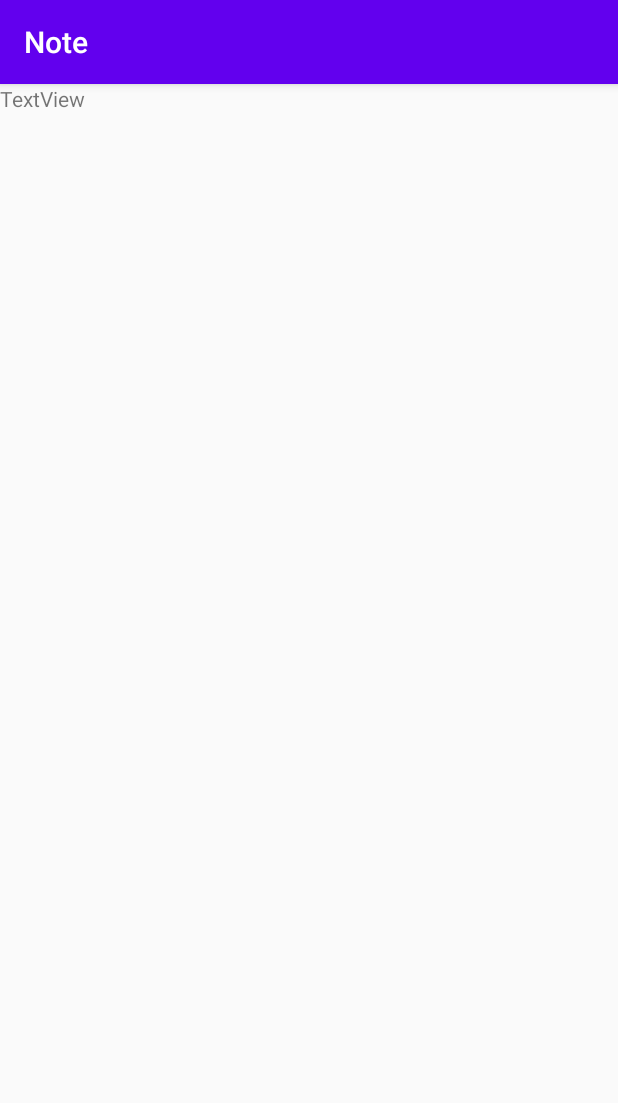
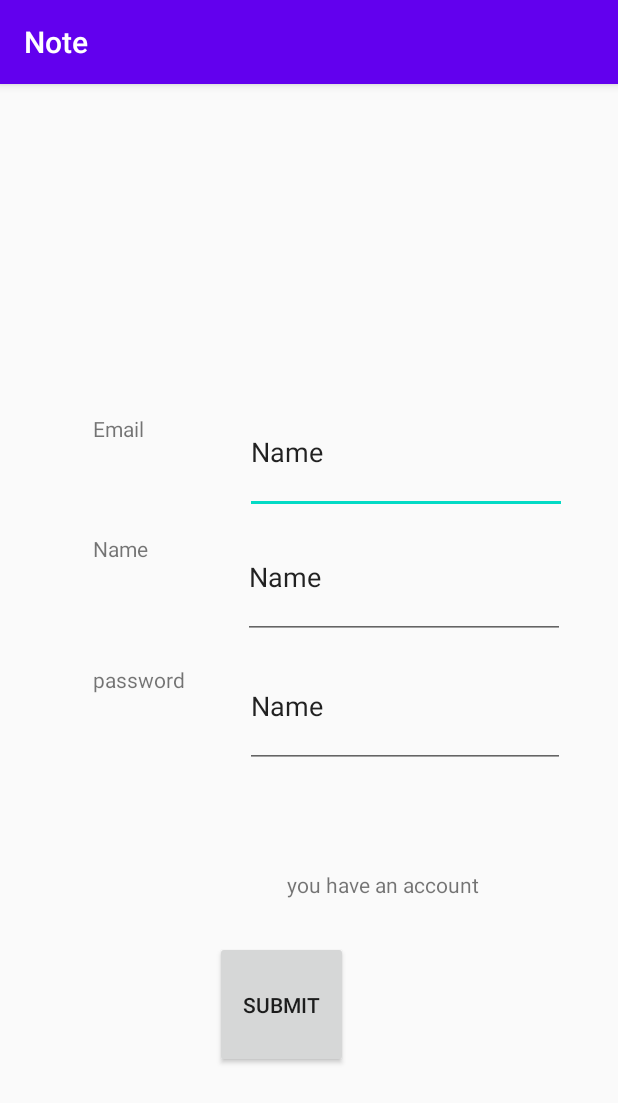
Before and after one commit to niloofarRahro19/Note, an Android app: the screen it shows after launch (sabtnam), on a phone screen of 412 x 824 dp. Shown: the top 1103 px of the screen. Run offline under Robolectric (Android 15) with nearby library versions, the phone set to English and light mode, and no system bars; our stand-ins replace Firebase (no records; nobody signed in at launch, a user with empty details on screens opened directly).

Commit message:
Register

```diff
--- a/app/src/main/AndroidManifest.xml
+++ b/app/src/main/AndroidManifest.xml
@@ -9,6 +9,8 @@
         android:roundIcon="@mipmap/ic_launcher_round"
         android:supportsRtl="true"
         android:theme="@style/AppTheme">
+        <activity android:name=".MainActivity"></activity>
+        <activity android:name=".login" />
         <activity android:name=".sabtnam">
             <intent-filter>
                 <action android:name="android.intent.action.MAIN" />
--- a/app/src/main/java/com/example/note/sabtnam.java
+++ b/app/src/main/java/com/example/note/sabtnam.java
@@ -1,17 +1,100 @@
 package com.example.note;
 
+import androidx.annotation.NonNull;
 import androidx.appcompat.app.AppCompatActivity;
 
+import android.annotation.SuppressLint;
+import android.app.ProgressDialog;
+import android.content.Intent;
 import android.os.Bundle;
+import android.text.TextUtils;
+import android.view.View;
+import android.widget.Button;
+import android.widget.EditText;
 import android.widget.TextView;
+import android.widget.Toast;
+
+import com.google.android.gms.tasks.OnCompleteListener;
+import com.google.android.gms.tasks.OnSuccessListener;
+import com.google.android.gms.tasks.Task;
+import com.google.firebase.auth.AuthResult;
+import com.google.firebase.auth.FirebaseAuth;
+import com.google.firebase.database.DatabaseReference;
+import com.google.firebase.database.FirebaseDatabase;
+
+import java.util.HashMap;
 
 public class sabtnam extends AppCompatActivity {
-    TextView textView;
+    TextView login;
+    TextView email;
+    TextView name;
+    TextView pass;
+    Button submit;
+    DatabaseReference mrootref;
+    FirebaseAuth mAuth;
+    ProgressDialog progressDialog;
+
 
     @Override
     protected void onCreate(Bundle savedInstanceState) {
         super.onCreate(savedInstanceState);
         setContentView(R.layout.activity_sabtnam);
 
+        login = findViewById(R.id.login1);
+        email = findViewById(R.id.email1);
+        name = findViewById(R.id.name1);
+        pass = findViewById(R.id.password1);
+        submit = findViewById(R.id.submit1);
+
+        mrootref = FirebaseDatabase.getInstance().getReference();
+        mAuth = FirebaseAuth.getInstance();
+        progressDialog = new ProgressDialog(this);
+
+        login.setOnClickListener(new View.OnClickListener() {
+            @Override
+            public void onClick(View v) {
+                Intent intent = new Intent(sabtnam.this,login.class);
+            }
+        });
+        submit.setOnClickListener(new View.OnClickListener() {
+            @Override
+            public void onClick(View v) {
+                String tname = name.getText().toString();
+                String temail = email.getText().toString();
+                String tpass = pass.getText().toString();
+
+                if (TextUtils.isEmpty(tname) || TextUtils.isEmpty(temail) || TextUtils.isEmpty(tpass)) {
+                    Toast.makeText(sabtnam.this, "fill all of fields", Toast.LENGTH_LONG).show();
+                } else if (tpass.length() > 8) {
+                    Toast.makeText(sabtnam.this, "please Enter long password", Toast.LENGTH_LONG).show();
+                } else registering(tname, temail, tpass);
+            }
+        });
+    }
+
+    public void registering(final String name, final String email, final String pass) {
+        mAuth.createUserWithEmailAndPassword(email, pass).addOnSuccessListener(new OnSuccessListener<AuthResult>() {
+            @Override
+            public void onSuccess(AuthResult authResult) {
+                HashMap<String, Object> data = new HashMap<>();
+                data.put("name", name);
+                data.put("email", email);
+                data.put("password", pass);
+                mrootref.child("user").child(mAuth.getCurrentUser().getUid()).setValue(data).addOnCompleteListener(new OnCompleteListener<Void>() {
+                    @Override
+                    public void onComplete(@NonNull Task<Void> task) {
+                        if (task.isSuccessful()) {
+                            progressDialog.dismiss();
+                            Toast.makeText(sabtnam.this, "register is successfull", Toast.LENGTH_SHORT).show();
+                            Intent intent = new Intent(sabtnam.this,MainActivity.class);
+                            intent.addFlags(Intent.FLAG_ACTIVITY_CLEAR_TASK | Intent.FLAG_ACTIVITY_CLEAR_TOP);
+                            startActivity(intent);
+                            finish();
+
+                        }
+                    }
+                });
+            }
+        });
     }
 }
--- a/app/src/main/res/layout/activity_sabtnam.xml
+++ b/app/src/main/res/layout/activity_sabtnam.xml
@@ -7,8 +7,119 @@
     tools:context=".sabtnam">
 
     <TextView
-        android:id="@+id/textView"
+        android:id="@+id/email1"
+        android:layout_width="135dp"
+        android:layout_height="50dp"
+        android:layout_alignParentStart="true"
+        android:layout_alignParentTop="true"
+        android:layout_alignParentEnd="true"
+        android:layout_alignParentBottom="true"
+        android:layout_marginStart="62dp"
+        android:layout_marginTop="220dp"
+        android:layout_marginEnd="213dp"
+        android:layout_marginBottom="461dp"
+        android:text="Email" />
+
+    <TextView
+        android:id="@+id/name1"
+        android:layout_width="137dp"
+        android:layout_height="wrap_content"
+        android:layout_alignParentStart="true"
+        android:layout_alignParentTop="true"
+        android:layout_alignParentEnd="true"
+        android:layout_alignParentBottom="true"
+        android:layout_marginStart="62dp"
+        android:layout_marginTop="300dp"
+        android:layout_marginEnd="210dp"
+        android:layout_marginBottom="383dp"
+        android:text="Name" />
+
+    <TextView
+        android:id="@+id/password1"
+        android:layout_width="128dp"
+        android:layout_height="47dp"
+        android:layout_alignParentStart="true"
+        android:layout_alignParentTop="true"
+        android:layout_alignParentEnd="true"
+        android:layout_alignParentBottom="true"
+        android:layout_marginStart="62dp"
+        android:layout_marginTop="387dp"
+        android:layout_marginEnd="221dp"
+        android:layout_marginBottom="297dp"
+        android:text="password" />
+
+    <EditText
+        android:id="@+id/editText2"
         android:layout_width="wrap_content"
         android:layout_height="wrap_content"
-        android:text="TextView" />
+        android:layout_alignParentStart="true"
+        android:layout_alignParentTop="true"
+        android:layout_alignParentEnd="true"
+        android:layout_alignParentBottom="true"
+        android:layout_marginStart="163dp"
+        android:layout_marginTop="204dp"
+        android:layout_marginEnd="34dp"
+        android:layout_marginBottom="481dp"
+        android:ems="10"
+        android:inputType="textPersonName"
+        android:text="Name" />
+
+    <EditText
+        android:id="@+id/editText3"
+        android:layout_width="wrap_content"
+        android:layout_height="wrap_content"
+        android:layout_alignParentStart="true"
+        android:layout_alignParentTop="true"
+        android:layout_alignParentEnd="true"
+        android:layout_alignParentBottom="true"
+        android:layout_marginStart="162dp"
+        android:layout_marginTop="288dp"
+        android:layout_marginEnd="35dp"
+        android:layout_marginBottom="398dp"
+        android:ems="10"
+        android:inputType="textPersonName"
+        android:text="Name" />
+
+    <EditText
+        android:id="@+id/editText4"
+        android:layout_width="wrap_content"
+        android:layout_height="wrap_content"
+        android:layout_alignParentStart="true"
+        android:layout_alignParentTop="true"
+        android:layout_alignParentEnd="true"
+        android:layout_alignParentBottom="true"
+        android:layout_marginStart="163dp"
+        android:layout_marginTop="374dp"
+        android:layout_marginEnd="35dp"
+        android:layout_marginBottom="312dp"
+        android:ems="10"
+        android:inputType="textPersonName"
+        android:text="Name" />
+
+    <TextView
+        android:id="@+id/login1"
+        android:layout_width="180dp"
+        android:layout_height="35dp"
+        android:layout_alignParentStart="true"
+        android:layout_alignParentTop="true"
+        android:layout_alignParentBottom="true"
+        android:layout_marginStart="191dp"
+        android:layout_marginTop="524dp"
+        android:layout_marginBottom="172dp"
+        android:text="you have an account" />
+
+    <Button
+        android:id="@+id/submit1"
+        android:layout_width="wrap_content"
+        android:layout_height="wrap_content"
+        android:layout_alignParentStart="true"
+        android:layout_alignParentTop="true"
+        android:layout_alignParentEnd="true"
+        android:layout_alignParentBottom="true"
+        android:layout_marginStart="143dp"
+        android:layout_marginTop="571dp"
+        android:layout_marginEnd="180dp"
+        android:layout_marginBottom="112dp"
+        android:text="submit" />
+
 </RelativeLayout>
--- a/build.gradle
+++ b/build.gradle
@@ -9,8 +9,7 @@ buildscript {
     }
     dependencies {
         classpath 'com.android.tools.build:gradle:3.6.3'
-
-
+        classpath 'com.google.gms:google-services:4.3.4'
         // NOTE: Do not place your application dependencies here; they belong
         // in the individual module build.gradle files
     }
```
Also changed, not shown: app/build.gradle (+14 -2 lines), app/src/main/java/com/example/note/MainActivity.java (added, +14 -0 lines), app/src/main/java/com/example/note/login.java (added, +14 -0 lines), app/src/main/res/layout/activity_login.xml (added, +9 -0 lines), app/src/main/res/layout/activity_main.xml (added, +9 -0 lines), 1 other file.
